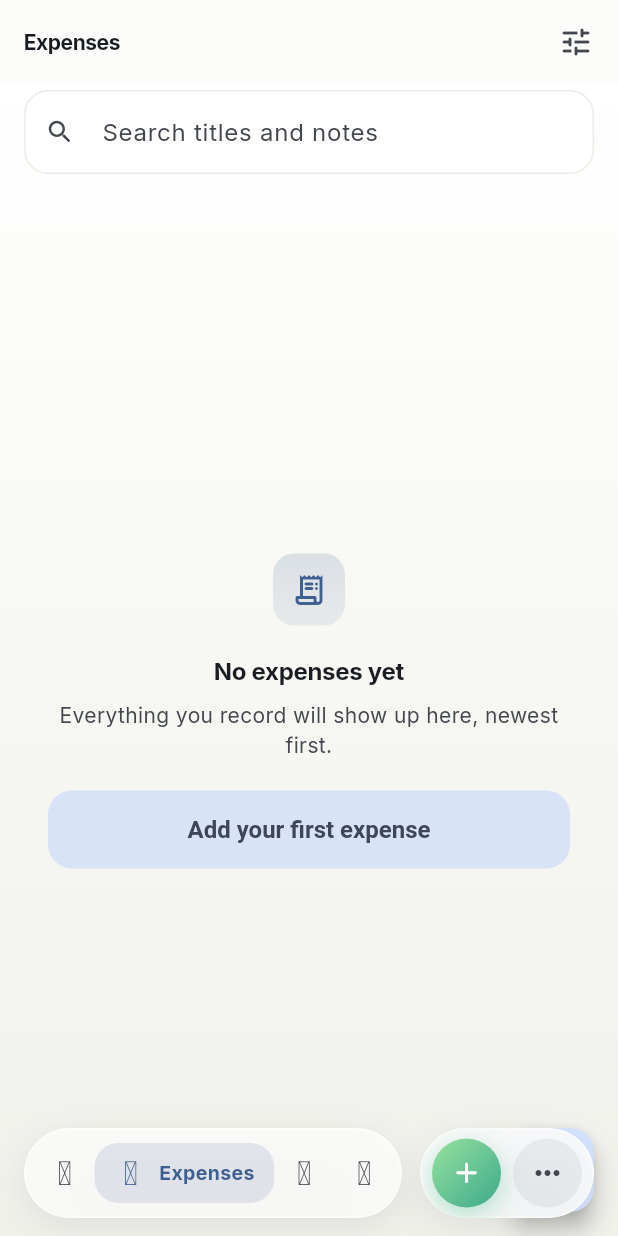
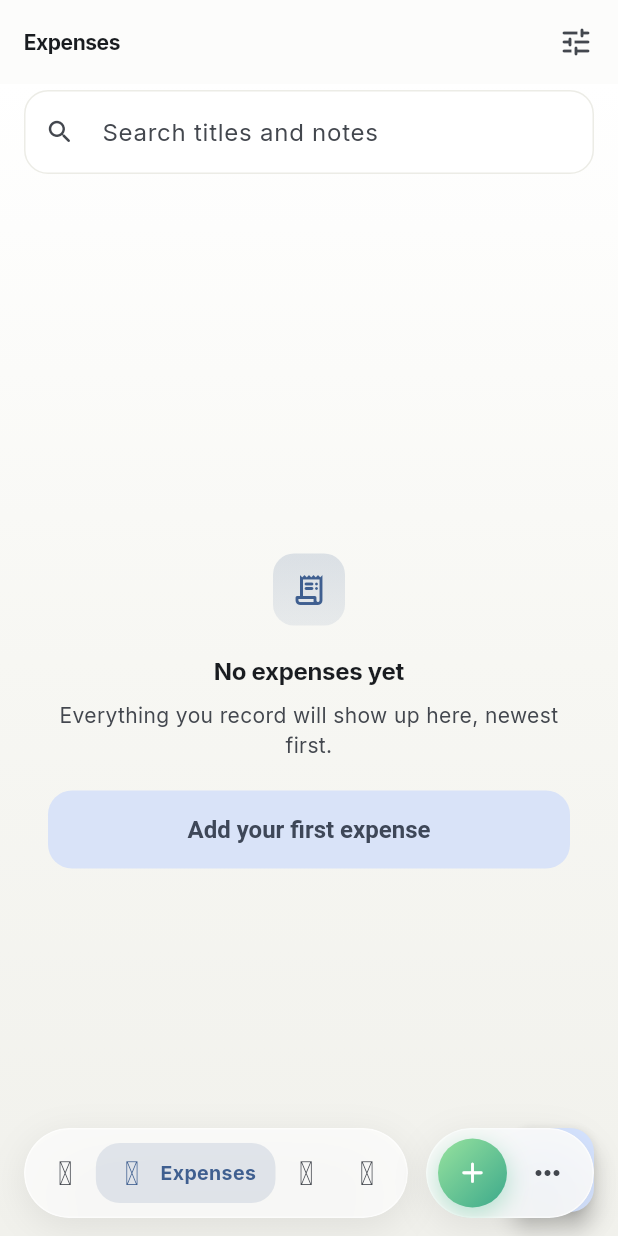
Before and after one commit to RashidJK/Budget-App, a Flutter app: the screen it shows after launch, item 2 of the bottom bar chosen, on a phone screen of 412 x 824 dp. Run offline on Flutter 3.47's test engine with Material 3 defaults, Android fonts, the phone set to English and light mode, and no system bars; our stand-ins replace fl_chart, image_picker, shared_preferences; missing offline and left inert: google_mlkit_text_recognition, home_widget.

Commit message:
Let the Functions "⋯" sit on the island glass
Inside the grouped right island the "⋯" had its own flat tinted disc, which
read as solid rather than glass. Drop the disc and render it as a bare icon on
the island's frosted surface, so the group is glassy throughout — matching the
nav island and the standalone circles.

Co-Authored-By: Claude Opus 4.8 <noreply@anthropic.com>

```diff
--- a/lib/widgets/morph_nav_bar.dart
+++ b/lib/widgets/morph_nav_bar.dart
@@ -177,7 +177,8 @@ class _MorphNavBarState extends State<MorphNavBar> {
     );
   }
 
-  /// The right island at rest: the + and the Functions circle, grouped.
+  /// The right island at rest: the + and the Functions "⋯", grouped on one
+  /// frosted pill. The "⋯" is a bare icon so the island's glass shows through.
   Widget _groupedRight() {
     return _IslandShell(
       padding: const EdgeInsets.symmetric(horizontal: 7),
@@ -185,8 +186,8 @@ class _MorphNavBarState extends State<MorphNavBar> {
         mainAxisSize: MainAxisSize.min,
         children: [
           _AddCircle(onTap: _toAdd, size: 46),
-          const SizedBox(width: 8),
-          _FnCircle(onTap: _toFn, glass: false),
+          const SizedBox(width: 4),
+          _FnCircle(onTap: _toFn),
         ],
       ),
     );
@@ -484,23 +485,15 @@ class _AddCircle extends StatelessWidget {
   }
 }
 
-/// The Functions circle — a "⋯" that opens contextual controls.
+/// The Functions "⋯" inside the grouped island — a bare icon sitting on the
+/// island's frosted glass (no disc of its own), so the glass reads through.
 class _FnCircle extends StatelessWidget {
-  const _FnCircle({required this.onTap, required this.glass});
+  const _FnCircle({required this.onTap});
 
   final VoidCallback onTap;
 
-  /// A standalone frosted circle (true), or a tinted disc inside the grouped
-  /// island (false).
-  final bool glass;
-
   @override
   Widget build(BuildContext context) {
-    final icon = Icon(
-      Icons.more_horiz_rounded,
-      size: 24,
-      color: context.muted,
-    );
     return Semantics(
       button: true,
       label: 'Functions',
@@ -509,17 +502,15 @@ class _FnCircle extends StatelessWidget {
           HapticFeedback.selectionClick();
           onTap();
         },
-        child: glass
-            ? _GlassCircle(child: icon)
-            : Container(
-                width: 46,
-                height: 46,
-                decoration: BoxDecoration(
-                  shape: BoxShape.circle,
-                  color: context.scheme.onSurface.withValues(alpha: 0.06),
-                ),
-                child: icon,
-              ),
+        child: SizedBox(
+          width: 46,
+          height: 46,
+          child: Icon(
+            Icons.more_horiz_rounded,
+            size: 24,
+            color: context.muted,
+          ),
+        ),
       ),
     );
   }
```
